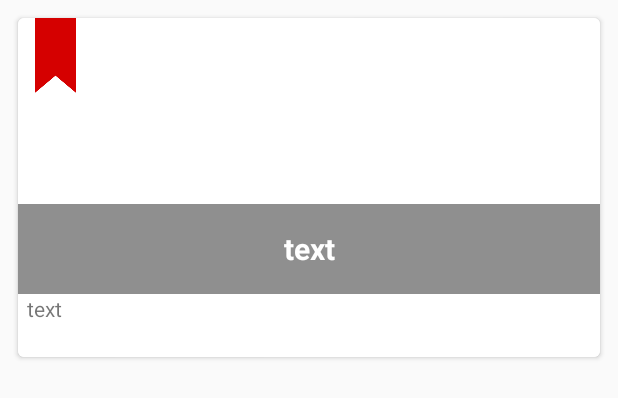
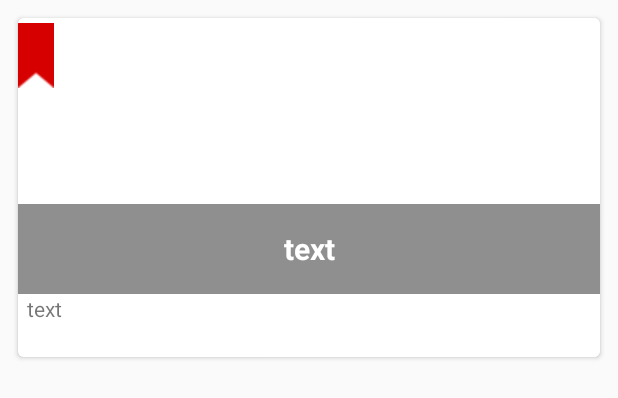
Before and after one commit to seonmee/KIT, an Android app: the layout news_cell.xml on its own in the app's theme, with its tools: preview values and no code run, on a phone screen of 412 x 824 dp. Shown: the top 398 px of the screen. Run offline under Robolectric (Android 15) with nearby library versions, the phone set to English and light mode, and no system bars; plain views replace SimpleDraweeView; network calls fail.

Commit message:
scrap using bookmark

```diff
--- /dev/null
+++ b/app/src/main/res/drawable/bookmark_scrap.xml
@@ -0,0 +1,7 @@
+<?xml version="1.0" encoding="utf-8"?>
+<selector xmlns:android="http://schemas.android.com/apk/res/android">
+    <item android:drawable="@drawable/bookmark"
+        android:state_checked="true"/>
+    <item android:drawable="@drawable/bookmark_blank"
+        android:state_checked="false"/>
+</selector>
--- a/app/src/main/res/layout/news_cell.xml
+++ b/app/src/main/res/layout/news_cell.xml
@@ -28,12 +28,12 @@
                     android:layout_width="match_parent"
                     android:layout_height="match_parent" />
 
-                <ImageView
+                <CheckBox
                     android:id="@+id/ImageView_bookmark"
                     android:layout_width="50dp"
                     android:layout_height="50dp"
                     android:layout_gravity="bottom|left"
-                    android:src="@drawable/bookmark_blank" />
+                    android:button="@drawable/bookmark_scrap" />
 
                 <TextView
                     android:id="@+id/TextView_title"
```
Also changed, not shown: app/src/main/java/com/example/kit/Adapter/NewsAdapter.java (+9 -12 lines), app/src/main/java/com/example/kit/DB/DatabaseHelper.java (+1 -23 lines), app/src/main/res/drawable-v24/bookmark_blank.png (added), app/src/main/res/drawable/bookmark.png (deleted), app/src/main/res/drawable/bookmark_blank.png (deleted).
